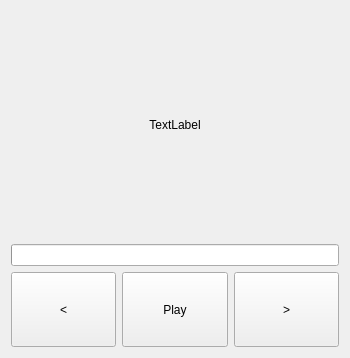
First picture: the form in ui/KroquisControllerWidget.ui, repository RhyBad/KroquisTimer, before the edit.
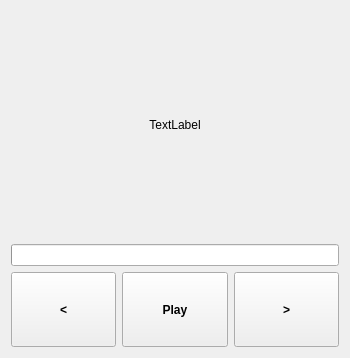
Second picture: the form after the edit.

Diff of the .ui file:
```diff
--- a/ui/KroquisControllerWidget.ui
+++ b/ui/KroquisControllerWidget.ui
@@ -64,6 +64,12 @@
            <verstretch>0</verstretch>
           </sizepolicy>
          </property>
+         <property name="font">
+          <font>
+           <weight>75</weight>
+           <bold>true</bold>
+          </font>
+         </property>
          <property name="text">
           <string>&lt;</string>
          </property>
@@ -77,6 +83,12 @@
            <verstretch>0</verstretch>
           </sizepolicy>
          </property>
+         <property name="font">
+          <font>
+           <weight>75</weight>
+           <bold>true</bold>
+          </font>
+         </property>
          <property name="text">
           <string>Play</string>
          </property>
@@ -90,6 +102,12 @@
            <verstretch>0</verstretch>
           </sizepolicy>
          </property>
+         <property name="font">
+          <font>
+           <weight>75</weight>
+           <bold>true</bold>
+          </font>
+         </property>
          <property name="text">
           <string>&gt;</string>
          </property>
```
